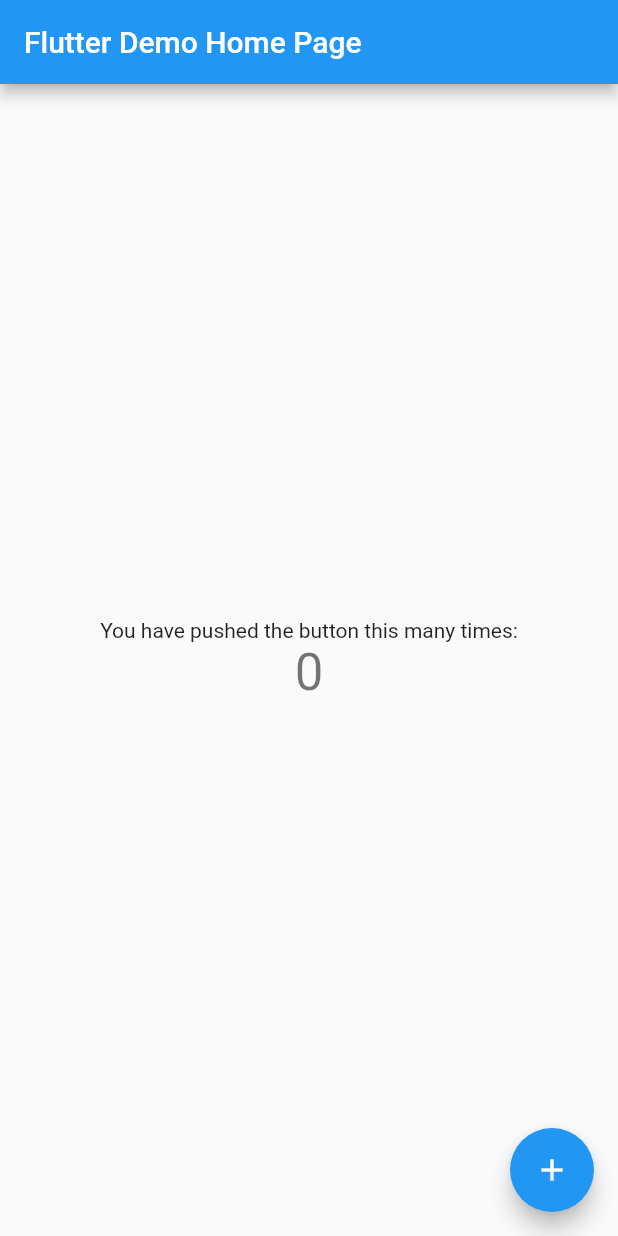
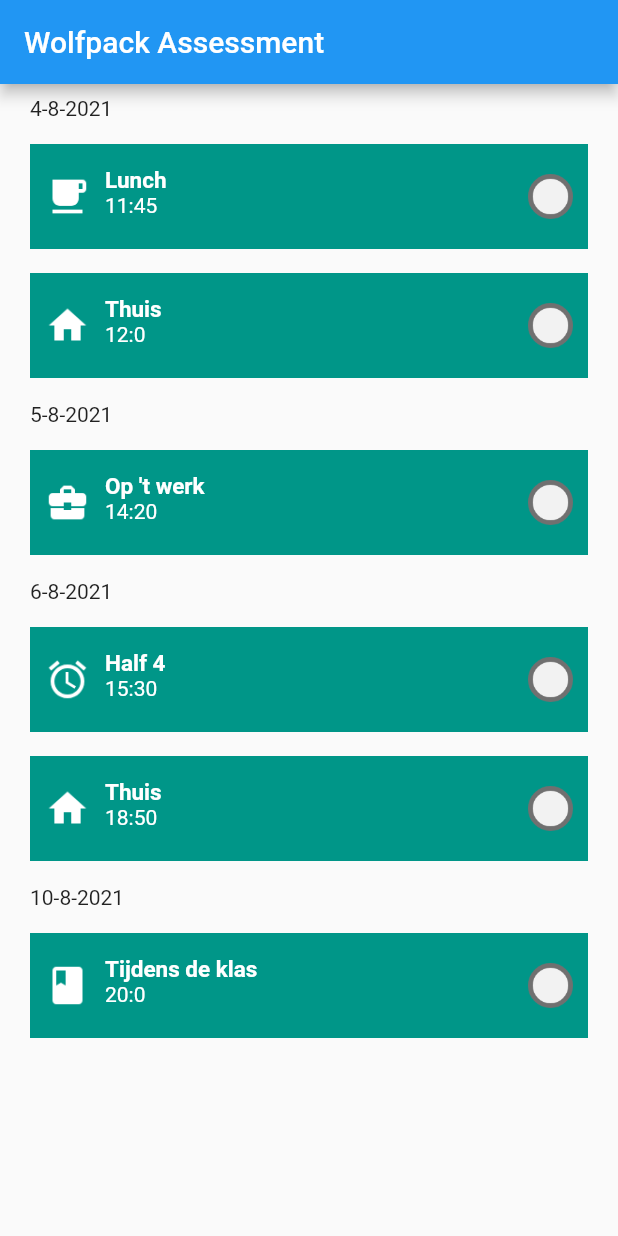
Before and after one commit to DamienKusters/WolfpackAssessment, a Flutter app: the screen it shows after launch, on a phone screen of 412 x 824 dp. Run offline on Flutter 3.47's test engine with Material 2 defaults, Android fonts, the phone set to English and light mode, and no system bars.

Commit message:
[part 1] Add schedule view

```diff
--- /dev/null
+++ b/lib/enums.dart
@@ -0,0 +1,4 @@
+enum PagesEnum
+{
+  SCHEDULE,
+}
--- a/lib/main.dart
+++ b/lib/main.dart
@@ -1,4 +1,6 @@
 import 'package:flutter/material.dart';
+import 'package:wolfpack_assessment/enums.dart';
+import 'package:wolfpack_assessment/pages/schedule.dart';
 
 void main() {
   runApp(const MyApp());
@@ -7,109 +9,45 @@ void main() {
 class MyApp extends StatelessWidget {
   const MyApp({Key? key}) : super(key: key);
 
-  // This widget is the root of your application.
   @override
   Widget build(BuildContext context) {
     return MaterialApp(
-      title: 'Flutter Demo',
+      title: 'Wolfpack Assessment',
       theme: ThemeData(
-        // This is the theme of your application.
-        //
-        // Try running your application with "flutter run". You'll see the
-        // application has a blue toolbar. Then, without quitting the app, try
-        // changing the primarySwatch below to Colors.green and then invoke
-        // "hot reload" (press "r" in the console where you ran "flutter run",
-        // or simply save your changes to "hot reload" in a Flutter IDE).
-        // Notice that the counter didn't reset back to zero; the application
-        // is not restarted.
         primarySwatch: Colors.blue,
       ),
-      home: const MyHomePage(title: 'Flutter Demo Home Page'),
+      home: MyHomePage(title: 'Wolfpack Assessment'),
     );
   }
 }
 
 class MyHomePage extends StatefulWidget {
-  const MyHomePage({Key? key, required this.title}) : super(key: key);
+  final String title;
+  final List<Widget> pages = [
+    const SchedulePage(),
+  ];
 
-  // This widget is the home page of your application. It is stateful, meaning
-  // that it has a State object (defined below) that contains fields that affect
-  // how it looks.
-
-  // This class is the configuration for the state. It holds the values (in this
-  // case the title) provided by the parent (in this case the App widget) and
-  // used by the build method of the State. Fields in a Widget subclass are
-  // always marked "final".
-
-  final String title;
+  MyHomePage({Key? key, required this.title}) : super(key: key);
 
   @override
   State<MyHomePage> createState() => _MyHomePageState();
 }
 
 class _MyHomePageState extends State<MyHomePage> {
-  int _counter = 0;
-
-  void _incrementCounter() {
-    setState(() {
-      // This call to setState tells the Flutter framework that something has
-      // changed in this State, which causes it to rerun the build method below
-      // so that the display can reflect the updated values. If we changed
-      // _counter without calling setState(), then the build method would not be
-      // called again, and so nothing would appear to happen.
-      _counter++;
-    });
-  }
+  Enum selectedPage = PagesEnum.SCHEDULE;
 
   @override
   Widget build(BuildContext context) {
-    // This method is rerun every time setState is called, for instance as done
-    // by the _incrementCounter method above.
-    //
-    // The Flutter framework has been optimized to make rerunning build methods
-    // fast, so that you can just rebuild anything that needs updating rather
-    // than having to individually change instances of widgets.
     return Scaffold(
       appBar: AppBar(
-        // Here we take the value from the MyHomePage object that was created by
-        // the App.build method, and use it to set our appbar title.
         title: Text(widget.title),
       ),
-      body: Center(
-        // Center is a layout widget. It takes a single child and positions it
-        // in the middle of the parent.
-        child: Column(
-          // Column is also a layout widget. It takes a list of children and
-          // arranges them vertically. By default, it sizes itself to fit its
-          // children horizontally, and tries to be as tall as its parent.
-          //
-          // Invoke "debug painting" (press "p" in the console, choose the
-          // "Toggle Debug Paint" action from the Flutter Inspector in Android
-          // Studio, or the "Toggle Debug Paint" command in Visual Studio Code)
-          // to see the wireframe for each widget.
-          //
-          // Column has various properties to control how it sizes itself and
-          // how it positions its children. Here we use mainAxisAlignment to
-          // center the children vertically; the main axis here is the vertical
-          // axis because Columns are vertical (the cross axis would be
-          // horizontal).
-          mainAxisAlignment: MainAxisAlignment.center,
-          children: <Widget>[
-            const Text(
-              'You have pushed the button this many times:',
-            ),
-            Text(
-              '$_counter',
-              style: Theme.of(context).textTheme.headline4,
-            ),
-          ],
-        ),
-      ),
-      floatingActionButton: FloatingActionButton(
-        onPressed: _incrementCounter,
-        tooltip: 'Increment',
-        child: const Icon(Icons.add),
-      ), // This trailing comma makes auto-formatting nicer for build methods.
+      body: _renderPage()
     );
   }
+
+  Widget _renderPage()
+  {
+    return widget.pages[selectedPage.index];
+  }
 }
--- /dev/null
+++ b/lib/models/medicine.dart
@@ -0,0 +1,7 @@
+class MedicineModel
+{
+  String name;
+  bool taken;
+
+  MedicineModel(this.name, {this.taken = false});
+}
--- /dev/null
+++ b/lib/models/moment.dart
@@ -0,0 +1,13 @@
+import 'package:flutter/material.dart';
+import 'package:wolfpack_assessment/models/medicine.dart';
+
+class MomentModel
+{
+  String title;
+  Image iconImage;
+  DateTime date;
+  List<MedicineModel> medicines;
+  bool isExpanded;
+
+  MomentModel(this.title, this.iconImage, this.date, this.medicines, {this.isExpanded = false});
+}
--- /dev/null
+++ b/lib/pages/schedule.dart
@@ -0,0 +1,57 @@
+import 'package:flutter/material.dart';
+import 'package:wolfpack_assessment/models/medicine.dart';
+import 'package:wolfpack_assessment/models/moment.dart';
+import 'package:wolfpack_assessment/widgets/moment_button.dart';
+
+class SchedulePage extends StatefulWidget {
+  const SchedulePage({ Key? key }) : super(key: key);
+
+  @override
+  _SchedulePageState createState() => _SchedulePageState();
+}
+
+class _SchedulePageState extends State<SchedulePage> {
+  List<MomentModel> moments = [
+    MomentModel("Op 't werk", Image.asset("assets/business_center.png", color: Colors.white), DateTime.utc(2021,8,5,14,20),[MedicineModel("test")]),
+    MomentModel("Lunch", Image.asset("assets/free_breakfast.png", color: Colors.white), DateTime.utc(2021,8,4,11,45),[MedicineModel("test")]),
+    MomentModel("Half 4", Image.asset("assets/alarm.png", color: Colors.white), DateTime.utc(2021,8,6,15,30),[MedicineModel("test")]),
+    MomentModel("Tijdens de klas", Image.asset("assets/class.png", color: Colors.white), DateTime.utc(2021,8,10,20,00),[MedicineModel("test")]),
+    MomentModel("Thuis", Image.asset("assets/home.png", color: Colors.white), DateTime.utc(2021,8,4,12,00),[MedicineModel("test")]),
+    MomentModel("Thuis", Image.asset("assets/home.png", color: Colors.white), DateTime.utc(2021,8,6,18,50),[MedicineModel("test")]),
+  ];
+
+  @override
+  Widget build(BuildContext context) {
+    return ListView(
+      children: _renderMoments(),
+    );
+  }
+
+  List<Widget> _renderMoments()
+  {
+    moments.sort((a,b) => a.date.isBefore(b.date) ? -1 : 1);
+
+    DateTime lastDate = DateTime.utc(2000);
+    List<Widget> output = [];
+    for (var moment in moments)
+    {
+      if(lastDate.day < moment.date.day)
+      {
+        output.addAll([
+          Padding(
+            padding: const EdgeInsets.symmetric(horizontal: 20, vertical: 8),
+            child: Text("${moment.date.day}-${moment.date.month}-${moment.date.year}"),
+          ),
+          MomentButton(moment: moment),
+        ]);
+      }
+      else
+      {
+        output.add(MomentButton(moment: moment));
+      }
+
+      lastDate = moment.date;
+    }
+    return output;
+  }
+}
--- /dev/null
+++ b/lib/widgets/moment_button.dart
@@ -0,0 +1,66 @@
+import 'package:flutter/material.dart';
+import 'package:wolfpack_assessment/models/moment.dart';
+
+class MomentButton extends StatefulWidget {
+  final MomentModel moment;
+  const MomentButton({ Key? key, required this.moment }) : super(key: key);
+
+  @override
+  _MomentButtonState createState() => _MomentButtonState();
+}
+
+class _MomentButtonState extends State<MomentButton> {
+  Image collapsedImage = Image.asset("assets/checkbox_empty.png");
+  Image expandendImage = Image.asset("assets/checkbox_checked_white.png");
+
+  late MomentModel moment;
+
+  @override
+  void initState() {
+    super.initState();
+    moment = widget.moment;
+  }
+
+  @override
+  Widget build(BuildContext context) {
+    return Padding(
+      padding: const EdgeInsets.symmetric(horizontal: 20, vertical: 8),
+      child: Column(
+        children: [
+          InkWell(
+            onTap: () => setState(() {moment.isExpanded = !moment.isExpanded;}),
+            child: Ink(
+              height: 70,
+              color: Colors.teal,
+              child: Row(
+                children: [
+                  SizedBox(
+                    height: 30,
+                    width: 50,
+                    child: moment.iconImage
+                  ),
+                  Padding(
+                    padding: const EdgeInsets.symmetric(vertical: 15),
+                    child: Column(
+                      crossAxisAlignment: CrossAxisAlignment.start,
+                      children: [
+                        Text(moment.title, style: const TextStyle(color: Colors.white, fontWeight: FontWeight.w600, fontSize: 15),),
+                        Text("${moment.date.hour}:${moment.date.minute}", style: const TextStyle(color: Colors.white),),
+                      ],
+                    ),
+                  ),
+                  Expanded(child: Container()),
+                  SizedBox(
+                    height: 30,
+                    width: 50,
+                    child: moment.isExpanded ? expandendImage : collapsedImage //moment.medicines.every((m) => m.taken == true) ? expandendImage : collapsedImage
+                  ),
+                ],
+              ),
+            ),
+          ),
+        ],
+      ),
+    );
+  }
+}
```
Also changed, not shown: pubspec.yaml (+10 -3 lines), assets/alarm.png (added), assets/business_center.png (added), assets/checkbox_checked_green.png (added), assets/checkbox_checked_white.png (added), assets/checkbox_empty.png (added), assets/class.png (added), assets/free_breakfast.png (added), assets/home.png (added), assets/local_pharmacy.png (added).
